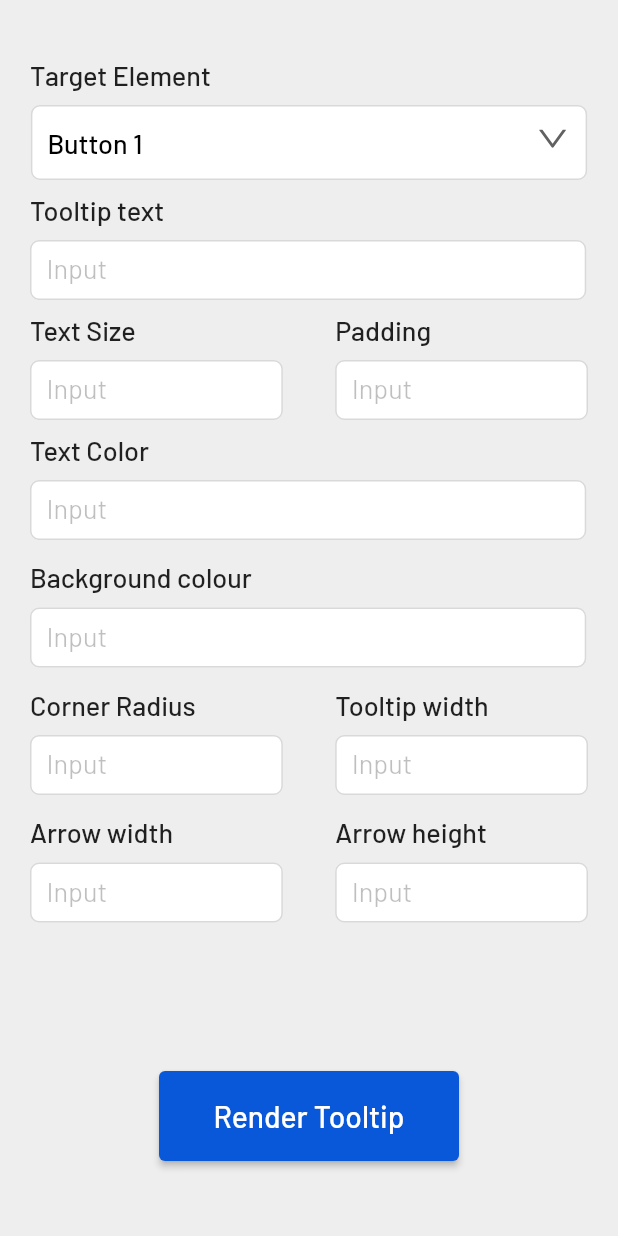
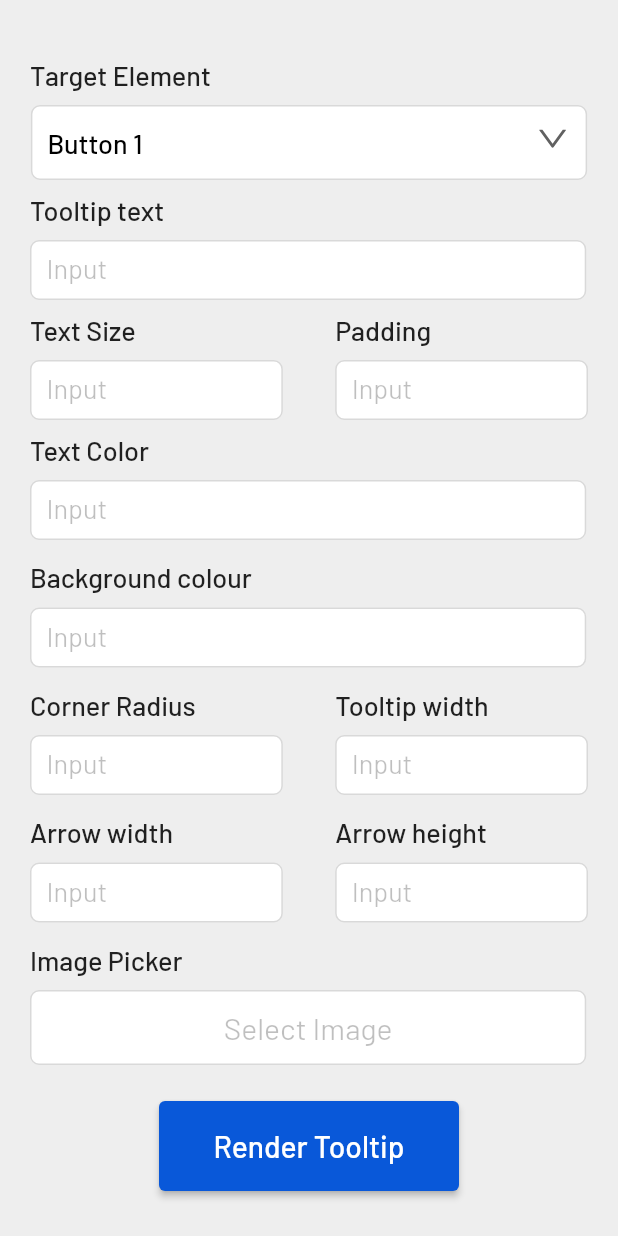
Before and after one commit to Atharva17062002/tooltip, a Flutter app: the screen it shows after launch, on a phone screen of 412 x 824 dp. Run offline on Flutter 3.47's test engine with Material 2 defaults, Android fonts, the phone set to English and light mode, and no system bars; our stand-ins replace flutter_colorpicker, flutter_vector_icons, google_fonts, image_picker.

Commit message:
Added Ability to include an image inside tooltip.

```diff
--- a/lib/views/button_screen.dart
+++ b/lib/views/button_screen.dart
@@ -40,6 +40,8 @@ class _ButtonScreenState extends State<ButtonScreen> {
                       padd: widget.customToolTipOptions.padd,
                       textColor: widget.customToolTipOptions.textColor,
                       bgColor: widget.customToolTipOptions.bgColor,
+                      image: widget.customToolTipOptions.image,
+                      imageHeight: widget.customToolTipOptions.imageHeight,
                       id: '',
                       child: Button(
                         text: 'Button 1',
@@ -65,6 +67,8 @@ class _ButtonScreenState extends State<ButtonScreen> {
                         padd: widget.customToolTipOptions.padd,
                         textColor: widget.customToolTipOptions.textColor,
                         bgColor: widget.customToolTipOptions.bgColor,
+                        image: widget.customToolTipOptions.image,
+                        imageHeight: widget.customToolTipOptions.imageHeight,
                         id: '',
                         child: Button(
                           text: 'Button 2',
@@ -88,6 +92,9 @@ class _ButtonScreenState extends State<ButtonScreen> {
                       padd: widget.customToolTipOptions.padd,
                       textColor: widget.customToolTipOptions.textColor,
                       bgColor: widget.customToolTipOptions.bgColor,
+                      image: widget.customToolTipOptions.image,
+                      imageHeight:
+                          widget.customToolTipOptions.imageHeight as double,
                       id: '',
                       child: Button(
                         text: 'Button 3',
@@ -113,6 +120,8 @@ class _ButtonScreenState extends State<ButtonScreen> {
                       padd: widget.customToolTipOptions.padd,
                       textColor: widget.customToolTipOptions.textColor,
                       bgColor: widget.customToolTipOptions.bgColor,
+                      image: widget.customToolTipOptions.image,
+                      imageHeight: widget.customToolTipOptions.imageHeight,
                       id: '',
                       child: Button(
                         text: 'Button 4',
@@ -138,6 +147,8 @@ class _ButtonScreenState extends State<ButtonScreen> {
                       padd: widget.customToolTipOptions.padd,
                       textColor: widget.customToolTipOptions.textColor,
                       bgColor: widget.customToolTipOptions.bgColor,
+                      image: widget.customToolTipOptions.image,
+                      imageHeight: widget.customToolTipOptions.imageHeight,
                       id: '',
                       child: Button(
                         text: 'Button 5',
--- a/lib/views/tooltip_setting.dart
+++ b/lib/views/tooltip_setting.dart
@@ -1,7 +1,9 @@
+import 'dart:io';
 import 'package:flutter/material.dart';
 import 'package:flutter_colorpicker/flutter_colorpicker.dart';
 import 'package:flutter_vector_icons/flutter_vector_icons.dart';
 import 'package:google_fonts/google_fonts.dart';
+import 'package:image_picker/image_picker.dart';
 import 'package:tooltip_plotline/widgets/title_color_input.dart';
 import 'package:tooltip_plotline/widgets/render_tooltip_button.dart';
 import 'package:tooltip_plotline/widgets/small_title_input.dart';
@@ -29,7 +31,7 @@ class _ToolTipSettingsState extends State<ToolTipSettings> {
   TextEditingController arrHeight = TextEditingController();
   TextEditingController bgcolor = TextEditingController();
   TextEditingController tColor = TextEditingController();
-
+  var imageProvider;
   @override
   void dispose() {
     textEditingController.dispose();
@@ -52,10 +54,11 @@ class _ToolTipSettingsState extends State<ToolTipSettings> {
     toolTipWidth: 0,
     padd: 0,
     textSize: 0,
+    image: null,
   );
 
   void _handleInput() {
-    if (textEditingController.text.isNotEmpty) {
+    if (textEditingController.text.isNotEmpty || imageProvider != null) {
       setState(() {
         customToolTipOptions.cornerRadius = double.tryParse(cornerRadius.text);
         customToolTipOptions.textSize = double.tryParse(textSize.text);
@@ -66,6 +69,7 @@ class _ToolTipSettingsState extends State<ToolTipSettings> {
         customToolTipOptions.toolText = textEditingController.text;
         customToolTipOptions.textColor = colorFromHex(tColor.text);
         customToolTipOptions.bgColor = colorFromHex(bgcolor.text);
+        customToolTipOptions.image = imageProvider;
 
         Navigator.push(
           context,
@@ -214,7 +218,65 @@ class _ToolTipSettingsState extends State<ToolTipSettings> {
                   textEditingController: arrHeight,
                 )),
             Positioned(
-              bottom: 50,
+              top: 630, // Adjust the positioning as needed
+              left: 20,
+              child: SizedBox(
+                height: 90,
+                child: Column(
+                  crossAxisAlignment: CrossAxisAlignment.start,
+                  children: [
+                    Text(
+                      'Image Picker',
+                      style: TextStyles.universalTextStyle,
+                    ),
+                    const SizedBox(
+                      height: 10,
+                    ),
+                    GestureDetector(
+                      onTap: () async {
+                        final pickedImage = await ImagePicker()
+                            .pickImage(source: ImageSource.gallery);
+                        if (pickedImage != null) {
+                          imageProvider = FileImage(File(pickedImage.path));
+                          final image = Image.file(File(pickedImage.path));
+                          image.image
+                              .resolve(const ImageConfiguration())
+                              .addListener(
+                            ImageStreamListener((ImageInfo info, bool _) {
+                              final height = info.image.height;
+
+                              setState(() {
+                                customToolTipOptions.imageHeight =
+                                    height.toDouble();
+                              });
+                            }),
+                          );
+                        }
+                      },
+                      child: Container(
+                        height: 50,
+                        width: MediaQuery.of(context).size.width * 0.9,
+                        decoration: BoxDecoration(
+                          border: Border.all(
+                              color: Colors.black
+                                  .withOpacity(0.15000000596046448)),
+                          color: Colors.white,
+                          borderRadius: BorderRadius.circular(6),
+                        ),
+                        alignment: Alignment.center,
+                        child: Text('Select Image',
+                            style: GoogleFonts.barlow(
+                                fontSize: 20,
+                                color: Colors.black.withOpacity(0.25),
+                                fontWeight: FontWeight.w400)),
+                      ),
+                    ),
+                  ],
+                ),
+              ),
+            ),
+            Positioned(
+              bottom: 30,
               child: RenderToolTipButton(
                 onPressed: () {
                   _handleInput();
--- a/lib/widgets/custom_tooltip_options.dart
+++ b/lib/widgets/custom_tooltip_options.dart
@@ -16,11 +16,15 @@ class CustomToolTipOptions {
   double? arrowWidth;
   double? arrowHeight;
   bool enabled;
-
+  ImageProvider? image;
+  double? imageHeight;
+  double? imageWidth;
 
   CustomToolTipOptions(
-      {
-       required this.toolText,
+      {this.image,
+      this.imageHeight,
+      this.imageWidth,
+      required this.toolText,
       this.textColor,
       this.arrowHeight,
       this.arrowWidth,
@@ -32,21 +36,3 @@ class CustomToolTipOptions {
       this.toolTipWidth,
       required this.enabled});
 }
-
-class CustomToolTip extends StatefulWidget {
-  const CustomToolTip(
-      {super.key, required this.customToolTipOptions, required this.button});
-
-  @override
-  State<CustomToolTip> createState() => _CustomToolTipState();
-
-  final CustomToolTipOptions customToolTipOptions;
-  final Widget button;
-}
-
-class _CustomToolTipState extends State<CustomToolTip> {
-  @override
-  Widget build(BuildContext context) {
-    return Tooltip();
-  }
-}
--- a/pubspec.yaml
+++ b/pubspec.yaml
@@ -38,6 +38,7 @@ dependencies:
   google_fonts: ^5.1.0
   flutter_vector_icons: ^2.0.0
   flutter_colorpicker: ^1.0.3
+  image_picker: ^0.8.4+4
 
 dev_dependencies:
   flutter_test:
```
Also changed, not shown: lib/widgets/custom_tooltip_final.dart (+91 -79 lines), pubspec.lock.
